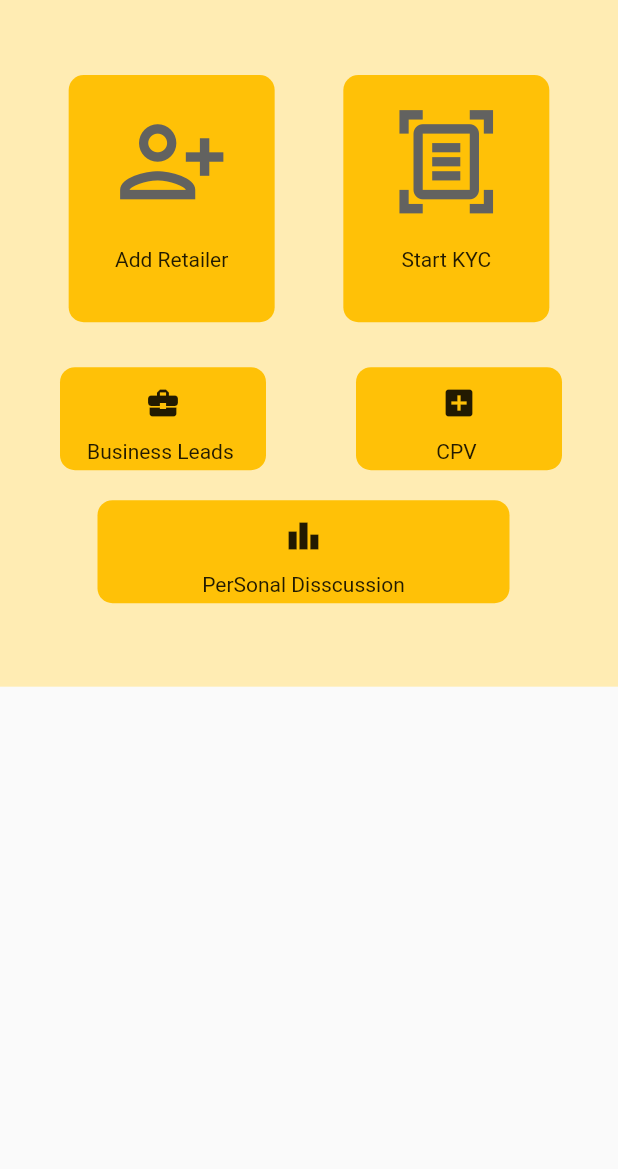
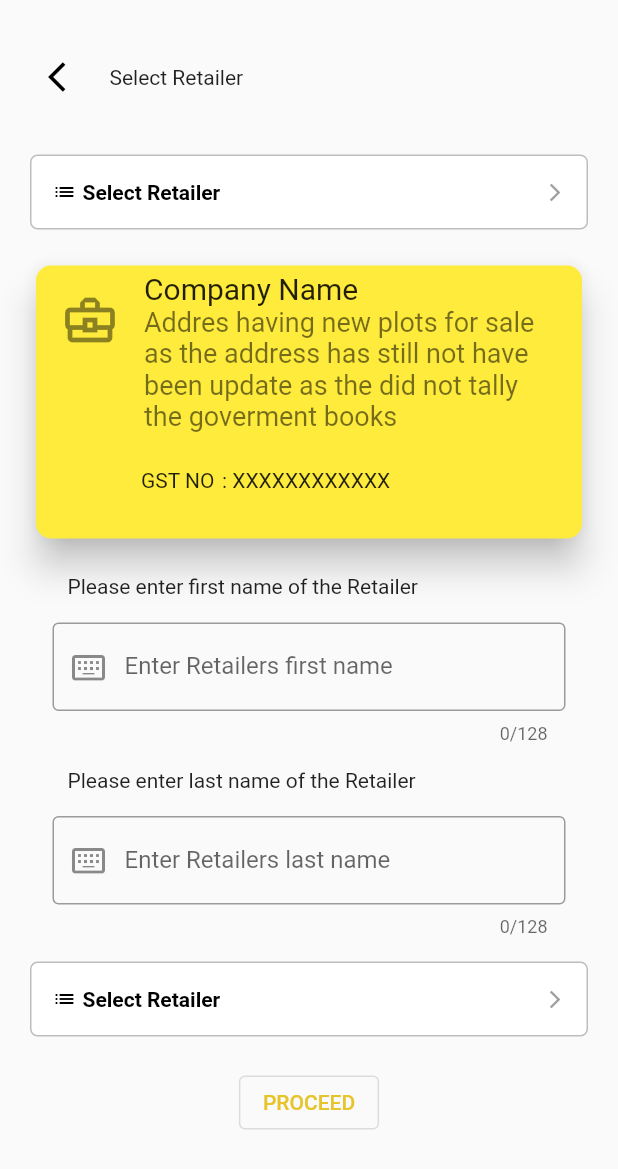
Before and after one commit to RahulSingh225/XuritiAgent, a Flutter app: the DashBoard screen opened directly, after a tap on "Start KYC", on a phone screen of 412 x 824 dp. Shown: the top 1169 px of the screen. Run offline on Flutter 3.47's test engine with Material 2 defaults, Android fonts, the phone set to English and light mode, and no system bars; drawn by our look-alikes of dropdown_button2; our stand-ins replace cloud_firestore, dio, firebase_auth, firebase_core, get, get_it and 2 more; accounts and stored records are empty.

Commit message:
NEW SCREEENS COMMIT

```diff
--- a/lib/main.dart
+++ b/lib/main.dart
@@ -187,6 +187,7 @@ import 'package:groupeii_app/pages/auth/login_page.dart';
 import 'package:groupeii_app/ui/addgstinfo_page.dart';
 //import 'package:groupeii_app/pages/auth/login_page.dart';
 import 'package:groupeii_app/ui/basicinfo_page.dart';
+import 'package:groupeii_app/ui/kycscreens/selectcompany.dart';
 //import 'package:groupeii_app/ui/dash_board.dart';
 // import 'package:groupeii_app/ui/addmobile_pages.dart';
 //import 'package:groupeii_app/ui/home_page.dart';
--- a/lib/services/dio_service.dart
+++ b/lib/services/dio_service.dart
@@ -6,8 +6,8 @@ import 'package:shared_preferences/shared_preferences.dart';
 
 class DioClient {
   // final String baseUrl = "https://uat.xuriti.app/api";
-  // final String baseUrl = "https://dev.xuriti.app/api";
-  final String baseUrl = "https://uat.xuriti.app/api";
+  final String baseUrl = "https://dev.xuriti.app/api";
+  // final String baseUrl = "https://uat.xuriti.app/api";
   // final String baseUrl = "https://biz.xuriti.app/api";
 //  final String baseUrl = "https://demo.xuriti.app/api";
   // final String launchUrl = "https://www.xuriti.com/";
--- a/lib/ui/basicinfo_page.dart
+++ b/lib/ui/basicinfo_page.dart
@@ -33,7 +33,6 @@ class _BasicInfoPageState extends State<BasicInfoPage> {
   final TextEditingController _emailController = TextEditingController();
   final TextEditingController _mobileController = TextEditingController();
 
-
   Future AddUser() async {
     String url = "/auth/register-user";
     //  BasicUserInfo user;
@@ -51,7 +50,6 @@ class _BasicInfoPageState extends State<BasicInfoPage> {
 
     try {
       if (responseData?['status'] == true) {
-
         // return responseData;
         // Navigator.push(context,
         //     MaterialPageRoute(builder: (context) => const GstSearchPage(_mobile:widget.number.text)));
@@ -243,11 +241,11 @@ class _BasicInfoPageState extends State<BasicInfoPage> {
                   Navigator.push(
                       context,
                       MaterialPageRoute(
-                          builder: (context) =>  GstSearchPage(
+                          builder: (context) => GstSearchPage(
                               firstname: _firstNameController,
                               lastname: _lastNameController,
                               retaileremail: _emailController,
-                              retailercontact: _mobileController)));
+                              retailerphone: widget.number)));
                   // Navigator.push(
                   //     context,
                   //     MaterialPageRoute(
--- a/lib/ui/dash_board.dart
+++ b/lib/ui/dash_board.dart
@@ -2,10 +2,12 @@ import 'package:flutter/material.dart';
 import 'package:get/get.dart';
 //import 'package:groupeii_app/pages/ui/addmobile_page.dart';
 import 'package:groupeii_app/ui/addmobile_page.dart';
+import 'package:groupeii_app/ui/kycscreens/selectcompany.dart';
 
 class DashBoard extends StatefulWidget {
-  const DashBoard({super.key,   });
-
+  const DashBoard({
+    super.key,
+  });
 
   @override
   State<DashBoard> createState() => _DashBoardState();
@@ -96,7 +98,13 @@ class _DashBoardState extends State<DashBoard> {
                       ],
                     ),
                   ),
-                  onTap: () {},
+                  onTap: () {
+                    Navigator.push(
+                      context,
+                      MaterialPageRoute(
+                          builder: (context) => const selectCompany()),
+                    );
+                  },
                 ),
               ],
             ),
--- /dev/null
+++ b/lib/ui/kycscreens/selectcompany.dart
@@ -0,0 +1,362 @@
+// ignore_for_file: prefer_const_constructors
+
+import 'package:dropdown_button2/dropdown_button2.dart';
+import 'package:flutter/material.dart';
+import 'package:flutter/src/widgets/container.dart';
+import 'package:flutter/src/widgets/framework.dart';
+import 'package:groupeii_app/ui/dash_board.dart';
+import 'package:groupeii_app/ui/kycscreens/kycdash.dart';
+
+class selectCompany extends StatefulWidget {
+  const selectCompany({super.key});
+
+  @override
+  State<selectCompany> createState() => _selectCompanyState();
+}
+
+class _selectCompanyState extends State<selectCompany> {
+  final List<String> items = [
+    'Item1',
+    'Item2',
+    'Item3',
+    'Item4',
+    'Item5',
+    'Item6',
+    'Item7',
+    'Item8',
+  ];
+  String? selectedValue;
+
+  @override
+  Widget build(BuildContext context) {
+    return Scaffold(
+      body: SingleChildScrollView(
+        child: Column(
+          children: [
+            Row(
+              mainAxisAlignment: MainAxisAlignment.start,
+              // crossAxisAlignment: CrossAxisAlignment.start,
+              children: [
+                SizedBox(
+                  height: MediaQuery.of(context).size.height / 8,
+                ),
+                SizedBox(
+                  width: 20,
+                ),
+                Ink(
+                  decoration: const ShapeDecoration(
+                    color: Colors.transparent,
+                    shape: CircleBorder(),
+                  ),
+                  child: IconButton(
+                    icon: const Icon(Icons.arrow_back_ios),
+                    color: Colors.black,
+                    onPressed: () {
+                      Navigator.push(
+                          context,
+                          MaterialPageRoute(
+                              builder: (context) => const DashBoard()));
+                    },
+                  ),
+                ),
+                SizedBox(
+                  width: 05,
+                ),
+                Text("Select Retailer"),
+              ],
+            ),
+            Padding(
+              padding: const EdgeInsets.only(
+                left: 20,
+                right: 20,
+              ),
+              child: DropdownButtonHideUnderline(
+                child: DropdownButton2(
+                  isExpanded: true,
+                  hint: Row(
+                    children: const [
+                      Icon(
+                        Icons.list,
+                        size: 16,
+                        color: Colors.black,
+                      ),
+                      SizedBox(
+                        width: 4,
+                      ),
+                      Expanded(
+                        child: Text(
+                          'Select Retailer',
+                          style: TextStyle(
+                            fontSize: 14,
+                            fontWeight: FontWeight.bold,
+                            color: Colors.black,
+                          ),
+                          overflow: TextOverflow.clip,
+                        ),
+                      ),
+                    ],
+                  ),
+                  items: items
+                      .map((item) => DropdownMenuItem<String>(
+                            value: item,
+                            child: Text(
+                              item,
+                              style: const TextStyle(
+                                fontSize: 14,
+                                fontWeight: FontWeight.bold,
+                                color: Colors.grey,
+                              ),
+                              overflow: TextOverflow.ellipsis,
+                            ),
+                          ))
+                      .toList(),
+                  value: selectedValue,
+                  onChanged: (value) {
+                    setState(() {
+                      var selectedValue = value as String;
+                    });
+                  },
+                  buttonStyleData: ButtonStyleData(
+                    height: 50,
+                    width: 400,
+                    padding: const EdgeInsets.only(left: 14, right: 14),
+                    decoration: BoxDecoration(
+                      borderRadius: BorderRadius.circular(05),
+                      border: Border.all(
+                        color: Colors.black26,
+                      ),
+                      color: Colors.white,
+                    ),
+                    elevation: 0,
+                  ),
+                  iconStyleData: const IconStyleData(
+                    icon: Icon(
+                      Icons.arrow_forward_ios_outlined,
+                    ),
+                    iconSize: 14,
+                    iconEnabledColor: Colors.grey,
+                    iconDisabledColor: Colors.grey,
+                  ),
+                  dropdownStyleData: DropdownStyleData(
+                    maxHeight: 300,
+                    width: 400,
+                    padding: null,
+                    decoration: BoxDecoration(
+                      borderRadius: BorderRadius.circular(14),
+                      color: Colors.white,
+                    ),
+                    elevation: 0,
+                    offset: const Offset(-0, 0),
+                    scrollbarTheme: ScrollbarThemeData(
+                      radius: const Radius.circular(10),
+                      thickness: MaterialStateProperty.all<double>(6),
+                      thumbVisibility: MaterialStateProperty.all<bool>(true),
+                    ),
+                  ),
+                  menuItemStyleData: const MenuItemStyleData(
+                    height: 40,
+                    padding: EdgeInsets.only(left: 14, right: 14),
+                  ),
+                ),
+              ),
+            ),
+            Padding(
+              padding: const EdgeInsets.all(15.0),
+              child: Container(
+                width: 400,
+                height: 200,
+                padding: new EdgeInsets.all(5.0),
+                child: Card(
+                  shape: RoundedRectangleBorder(
+                    borderRadius: BorderRadius.circular(10.0),
+                  ),
+                  color: Colors.yellow.shade500,
+                  elevation: 10,
+                  child: Column(
+                    mainAxisSize: MainAxisSize.min,
+                    children: <Widget>[
+                      const ListTile(
+                        leading: Icon(Icons.business_center_outlined, size: 40),
+                        title: Text('Company Name',
+                            style: TextStyle(fontSize: 20.0)),
+                        subtitle: Text(
+                            'Addres having new plots for sale as the address has still not have been update as the did not tally the goverment books',
+                            style: TextStyle(fontSize: 18.0)),
+                      ),
+                      SizedBox(
+                        height: 20,
+                      ),
+                      Row(
+                        children: [
+                          Padding(
+                            padding: const EdgeInsets.only(left: 70),
+                            child: Align(
+                                alignment: Alignment.topLeft,
+                                child: Text("GST NO")),
+                          ),
+                          Padding(
+                            padding: const EdgeInsets.only(left: 5),
+                            child: Align(
+                                alignment: Alignment.topLeft,
+                                child: Text(": XXXXXXXXXXXX")),
+                          ),
+                        ],
+                      ),
+                    ],
+                  ),
+                ),
+              ),
+            ),
+            Padding(
+              padding: EdgeInsets.only(left: 45),
+              child: Align(
+                  alignment: Alignment.topLeft,
+                  child: Text("Please enter first name of the Retailer")),
+            ),
+            Padding(
+              padding: EdgeInsets.symmetric(horizontal: 35, vertical: 16),
+              child: TextFormField(
+                maxLength: 128,
+                keyboardType: TextInputType.name,
+                decoration: InputDecoration(
+                  border: OutlineInputBorder(
+                      borderSide: BorderSide(color: Colors.red)),
+                  labelText: 'Enter Retailers first name',
+                  prefixIcon: Icon(Icons.keyboard_alt_outlined),
+                ),
+              ),
+            ),
+            Padding(
+              padding: EdgeInsets.only(left: 45),
+              child: Align(
+                  alignment: Alignment.topLeft,
+                  child: Text("Please enter last name of the Retailer")),
+            ),
+            Padding(
+              padding: EdgeInsets.symmetric(horizontal: 35, vertical: 16),
+              child: TextFormField(
+                maxLength: 128,
+                keyboardType: TextInputType.name,
+                decoration: InputDecoration(
+                  border: OutlineInputBorder(
+                      borderSide: BorderSide(color: Colors.red)),
+                  labelText: 'Enter Retailers last name',
+                  prefixIcon: Icon(Icons.keyboard_alt_outlined),
+                ),
+              ),
+            ),
+            Padding(
+              padding: const EdgeInsets.only(
+                left: 20,
+                right: 20,
+              ),
+              child: DropdownButtonHideUnderline(
+                child: DropdownButton2(
+                  isExpanded: true,
+                  hint: Row(
+                    children: const [
+                      Icon(
+                        Icons.list,
+                        size: 16,
+                        color: Colors.black,
+                      ),
+                      SizedBox(
+                        width: 4,
+                      ),
+                      Expanded(
+                        child: Text(
+                          'Select Retailer',
+                          style: TextStyle(
+                            fontSize: 14,
+                            fontWeight: FontWeight.bold,
+                            color: Colors.black,
+                          ),
+                          overflow: TextOverflow.clip,
+                        ),
+                      ),
+                    ],
+                  ),
+                  items: items
+                      .map((item) => DropdownMenuItem<String>(
+                            value: item,
+                            child: Text(
+                              item,
+                              style: const TextStyle(
+                                fontSize: 14,
+                                fontWeight: FontWeight.bold,
+                                color: Colors.grey,
+                              ),
+                              overflow: TextOverflow.ellipsis,
+                            ),
+                          ))
+                      .toList(),
+                  value: selectedValue,
+                  onChanged: (value) {
+                    setState(() {
+                      var selectedValue = value as String;
+                    });
+                  },
+                  buttonStyleData: ButtonStyleData(
+                    height: 50,
+                    width: 400,
+                    padding: const EdgeInsets.only(left: 14, right: 14),
+                    decoration: BoxDecoration(
+                      borderRadius: BorderRadius.circular(05),
+                      border: Border.all(
+                        color: Colors.black26,
+                      ),
+                      color: Colors.white,
+                    ),
+                    elevation: 0,
+                  ),
+                  iconStyleData: const IconStyleData(
+                    icon: Icon(
+                      Icons.arrow_forward_ios_outlined,
+                    ),
+                    iconSize: 14,
+                    iconEnabledColor: Colors.grey,
+                    iconDisabledColor: Colors.grey,
+                  ),
+                  dropdownStyleData: DropdownStyleData(
+                    maxHeight: 100,
+                    width: 400,
+                    padding: null,
+                    decoration: BoxDecoration(
+                      borderRadius: BorderRadius.circular(14),
+                      color: Colors.white,
+                    ),
+                    elevation: 5,
+                    offset: const Offset(-10, 0),
+                    scrollbarTheme: ScrollbarThemeData(
+                      radius: const Radius.circular(10),
+                      thickness: MaterialStateProperty.all<double>(6),
+                      thumbVisibility: MaterialStateProperty.all<bool>(true),
+                    ),
+                  ),
+                  menuItemStyleData: const MenuItemStyleData(
+                    height: 40,
+                    padding: EdgeInsets.only(left: 14, right: 14),
+                  ),
+                ),
+              ),
+            ),
+            SizedBox(
+              height: 20,
+            ),
+            OutlinedButton(
+              style: TextButton.styleFrom(
+                  foregroundColor: Color.fromARGB(255, 231, 196, 43)),
+              onPressed: () {
+                Navigator.push(context,
+                    MaterialPageRoute(builder: (context) => kycdash()));
+                // debugPrint('Received click');
+                // sendotp();
+              },
+              child: const Text('PROCEED'),
+            ),
+          ],
+        ),
+      ),
+    );
+  }
+}
--- a/pubspec.yaml
+++ b/pubspec.yaml
@@ -38,6 +38,7 @@ dependencies:
   get: ^4.6.5
   otp_text_field: ^1.1.3
   provider: ^6.0.0
+  dropdown_button2: ^2.1.0
 
   flutter:
     sdk: flutter
```
Also changed, not shown: lib/pages/auth/login_page.dart (+5 -2 lines), lib/ui/gstsearch_page.dart (+6 -8 lines), lib/ui/kycscreens/kycdash.dart (added, +128 -0 lines).
